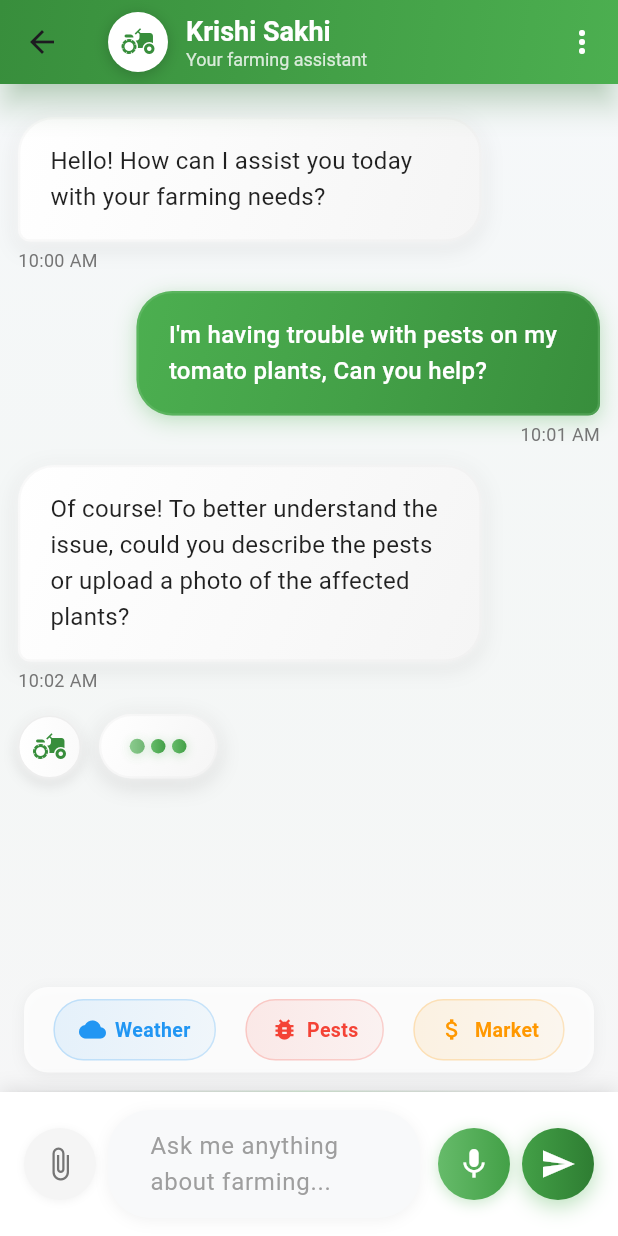
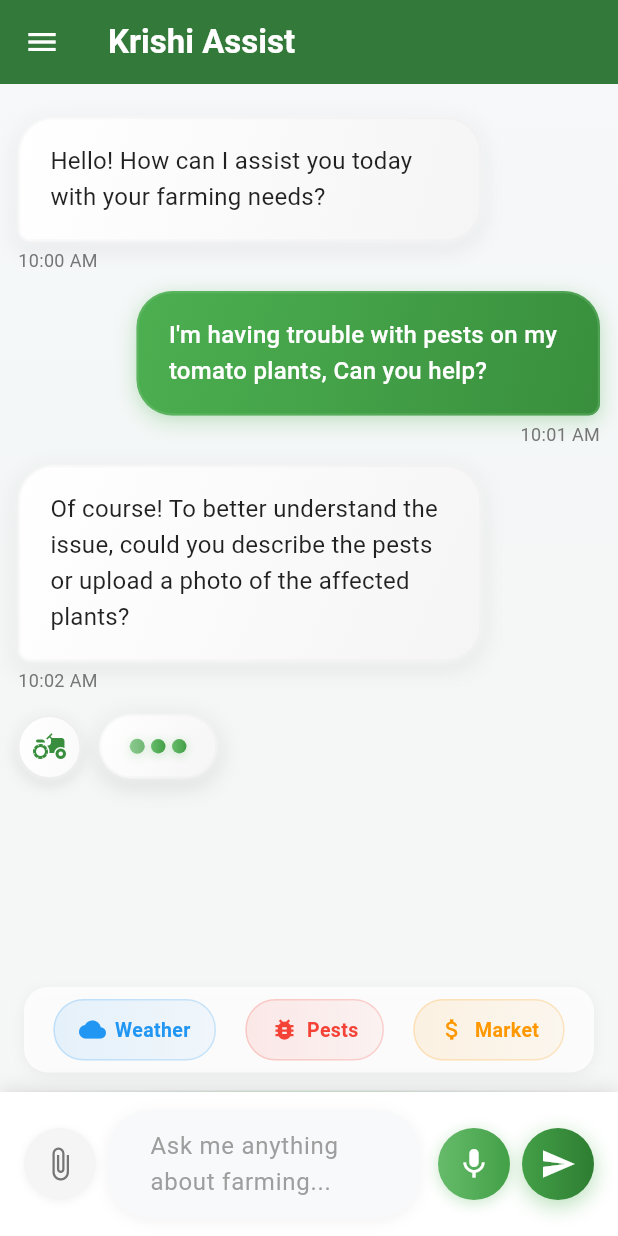
Before and after one commit to yuvakrishnayk/krishi_sakhi, a Flutter app: the ChatbotScreen screen opened directly, on a phone screen of 412 x 824 dp. Run offline on Flutter 3.47's test engine with Material 3 defaults, Android fonts, the light colour scheme and no system bars; network calls fail.

Commit message:
Added Chatbot

```diff
--- a/lib/components/drawer.dart
+++ b/lib/components/drawer.dart
@@ -1,6 +1,7 @@
 import 'package:flutter/material.dart';
 import 'package:krishi_sakhi/main.dart'; // <-- for MyApp.of(context)
 import 'package:krishi_sakhi/l10n/app_localizations.dart';
+import 'package:krishi_sakhi/screens/chatbot_screen.dart';
 import 'package:krishi_sakhi/screens/forum_screen.dart';
 import 'package:krishi_sakhi/screens/home_screen.dart';
 
@@ -38,7 +39,12 @@ class CustomDrawer extends StatelessWidget {
                     _DrawerItemData(
                       Icons.psychology,
                       l10n.drawerLearningChat,
-                      () {},
+                      () {
+                        Navigator.push(
+                          context,
+                          MaterialPageRoute(builder: (context) => ChatbotScreen()),
+                        );
+                      },
                     ),
                     _DrawerItemData(
                       Icons.book_rounded,
--- a/lib/screens/chatbot_screen.dart
+++ b/lib/screens/chatbot_screen.dart
@@ -1,5 +1,6 @@
 import 'package:flutter/material.dart';
 import 'package:intl/intl.dart';
+import 'package:krishi_sakhi/components/drawer.dart';
 
 class ChatbotScreen extends StatefulWidget {
   const ChatbotScreen({Key? key}) : super(key: key);
@@ -13,6 +14,7 @@ class _ChatbotScreenState extends State<ChatbotScreen>
   final TextEditingController _controller = TextEditingController();
   late AnimationController _fabAnimationController;
   late Animation<double> _fabAnimation;
+  final GlobalKey<ScaffoldState> _scaffoldKey = GlobalKey<ScaffoldState>();
 
   final List<_ChatMessage> _messages = [
     _ChatMessage(
@@ -150,71 +152,31 @@ class _ChatbotScreenState extends State<ChatbotScreen>
     );
   }
 
+  void _toggleDrawer() {
+    if (_scaffoldKey.currentState?.isDrawerOpen ?? false) {
+      _scaffoldKey.currentState?.closeDrawer();
+    } else {
+      _scaffoldKey.currentState?.openDrawer();
+    }
+  }
+
   @override
   Widget build(BuildContext context) {
     return Scaffold(
+      key: _scaffoldKey,
+      drawer: const CustomDrawer(),
       appBar: AppBar(
-        flexibleSpace: Container(
-          decoration: BoxDecoration(
-            gradient: LinearGradient(
-              colors: [Colors.green[700]!, Colors.green[500]!],
-              begin: Alignment.topLeft,
-              end: Alignment.bottomRight,
-            ),
-          ),
+        backgroundColor: const Color(0xFF2E7D32),
+        title: const Text(
+          'Krishi Assist',
+          style: TextStyle(color: Colors.white, fontWeight: FontWeight.w700),
         ),
-        elevation: 8,
-        shadowColor: Colors.green.withOpacity(0.5),
-        title: Row(
-          children: [
-            Hero(
-              tag: 'chatbot_avatar',
-              child: Container(
-                decoration: BoxDecoration(
-                  shape: BoxShape.circle,
-                  boxShadow: [
-                    BoxShadow(
-                      color: Colors.black.withOpacity(0.2),
-                      blurRadius: 8,
-                      offset: const Offset(0, 2),
-                    ),
-                  ],
-                ),
-                child: CircleAvatar(
-                  backgroundColor: Colors.white,
-                  child: Icon(Icons.agriculture, color: Colors.green[700]),
-                ),
-              ),
-            ),
-            const SizedBox(width: 12),
-            Column(
-              crossAxisAlignment: CrossAxisAlignment.start,
-              children: [
-                const Text(
-                  'Krishi Sakhi',
-                  style: TextStyle(
-                    color: Colors.white,
-                    fontSize: 18,
-                    fontWeight: FontWeight.bold,
-                  ),
-                ),
-                Text(
-                  'Your farming assistant',
-                  style: TextStyle(
-                    color: Colors.white.withOpacity(0.8),
-                    fontSize: 12,
-                  ),
-                ),
-              ],
-            ),
-          ],
+        leading: IconButton(
+          icon: const Icon(Icons.menu, color: Colors.white),
+          onPressed: _toggleDrawer,
+          tooltip: 'Open navigation menu',
         ),
-        actions: [
-          IconButton(
-            icon: const Icon(Icons.more_vert, color: Colors.white),
-            onPressed: () {},
-          ),
-        ],
+        elevation: 4,
       ),
       body: Container(
         decoration: BoxDecoration(
```
Also changed, not shown: pubspec.lock.
